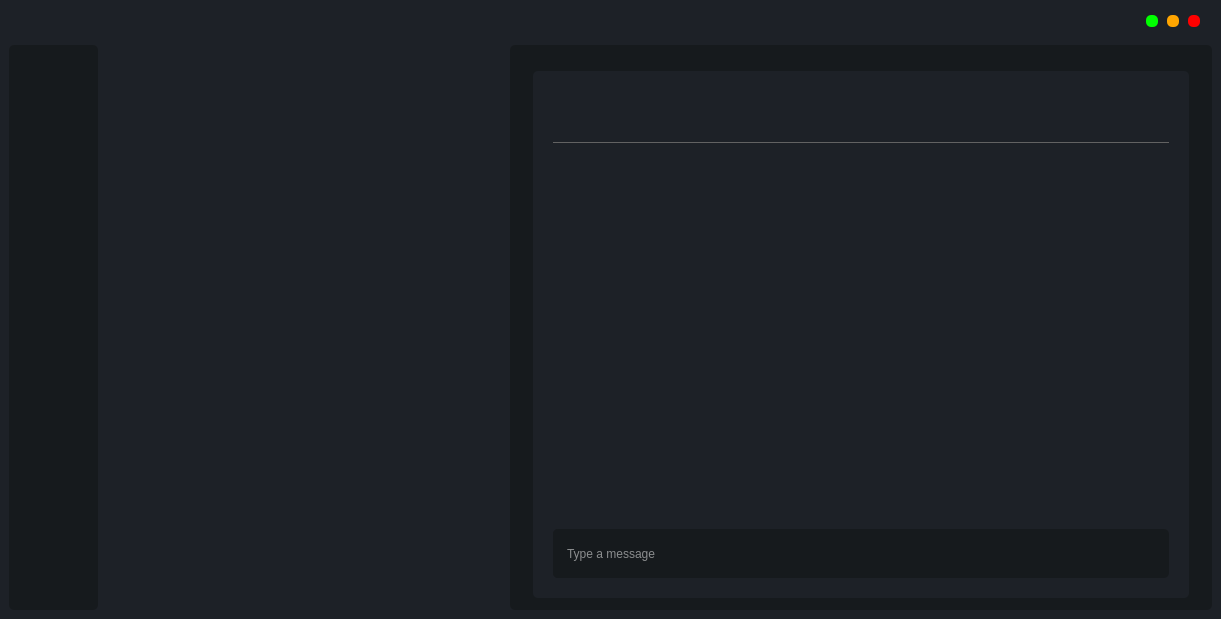
This is mainwindow.ui in MarkoSami/ChatVibes as Qt 5 draws it before an edit. The edited form follows.
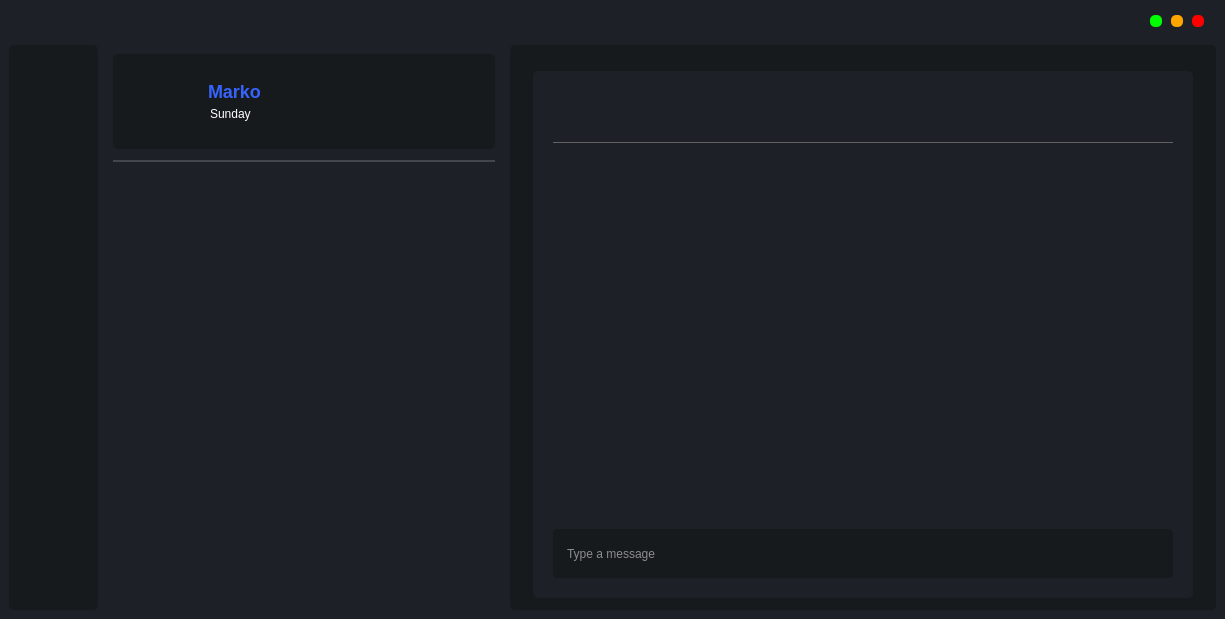
This is the edited form. The open tabs and pages were chosen to show the change. Icons and pictures are not drawn.

The edit to the form file:
```diff
--- a/mainwindow.ui
+++ b/mainwindow.ui
@@ -6,7 +6,7 @@
    <rect>
     <x>0</x>
     <y>0</y>
-    <width>1221</width>
+    <width>1225</width>
     <height>619</height>
    </rect>
   </property>
@@ -490,8 +490,8 @@
                  <rect>
                   <x>0</x>
                   <y>0</y>
-                  <width>89</width>
-                  <height>110</height>
+                  <width>614</width>
+                  <height>430</height>
                  </rect>
                 </property>
                 <layout class="QVBoxLayout" name="verticalLayout_6">
@@ -965,7 +965,173 @@
         </item>
        </layout>
       </widget>
-      <widget class="QWidget" name="page_7"/>
+      <widget class="QWidget" name="page_7">
+       <layout class="QVBoxLayout" name="verticalLayout_14">
+        <item>
+         <widget class="QGroupBox" name="horizontalGroupBox">
+          <property name="sizePolicy">
+           <sizepolicy hsizetype="Preferred" vsizetype="Fixed">
+            <horstretch>0</horstretch>
+            <verstretch>0</verstretch>
+           </sizepolicy>
+          </property>
+          <property name="minimumSize">
+           <size>
+            <width>0</width>
+            <height>50</height>
+           </size>
+          </property>
+          <property name="maximumSize">
+           <size>
+            <width>16777215</width>
+            <height>95</height>
+           </size>
+          </property>
+          <property name="styleSheet">
+           <string notr="true">background-color:#161a1d;
+border-radius:5px;
+padding:3px;</string>
+          </property>
+          <layout class="QHBoxLayout" name="horizontalLayout_6">
+           <property name="leftMargin">
+            <number>20</number>
+           </property>
+           <property name="topMargin">
+            <number>10</number>
+           </property>
+           <property name="rightMargin">
+            <number>20</number>
+           </property>
+           <property name="bottomMargin">
+            <number>10</number>
+           </property>
+           <item>
+            <widget class="QLabel" name="label_3">
+             <property name="sizePolicy">
+              <sizepolicy hsizetype="Fixed" vsizetype="Preferred">
+               <horstretch>0</horstretch>
+               <verstretch>0</verstretch>
+              </sizepolicy>
+             </property>
+             <property name="minimumSize">
+              <size>
+               <width>55</width>
+               <height>0</height>
+              </size>
+             </property>
+             <property name="styleSheet">
+              <string notr="true">image: url(:/imgs/user (1).png);</string>
+             </property>
+             <property name="text">
+              <string/>
+             </property>
+            </widget>
+           </item>
+           <item>
+            <widget class="QGroupBox" name="verticalGroupBox">
+             <layout class="QVBoxLayout" name="verticalLayout_15">
+              <property name="spacing">
+               <number>1</number>
+              </property>
+              <property name="leftMargin">
+               <number>0</number>
+              </property>
+              <property name="rightMargin">
+               <number>0</number>
+              </property>
+              <item>
+               <widget class="QLabel" name="label_5">
+                <property name="styleSheet">
+                 <string notr="true">color:#3663fd;
+font-size:18px;
+font-weight:bold;
+</string>
+                </property>
+                <property name="text">
+                 <string>Marko</string>
+                </property>
+               </widget>
+              </item>
+              <item>
+               <widget class="QLabel" name="label_6">
+                <property name="styleSheet">
+                 <string notr="true">font-size:12px;
+margin-left:4px;
+color:white;</string>
+                </property>
+                <property name="text">
+                 <string>Sunday</string>
+                </property>
+               </widget>
+              </item>
+             </layout>
+            </widget>
+           </item>
+          </layout>
+         </widget>
+        </item>
+        <item>
+         <spacer name="verticalSpacer_7">
+          <property name="orientation">
+           <enum>Qt::Vertical</enum>
+          </property>
+          <property name="sizeType">
+           <enum>QSizePolicy::Fixed</enum>
+          </property>
+          <property name="sizeHint" stdset="0">
+           <size>
+            <width>20</width>
+            <height>5</height>
+           </size>
+          </property>
+         </spacer>
+        </item>
+        <item>
+         <widget class="QGroupBox" name="verticalGroupBox">
+          <property name="sizePolicy">
+           <sizepolicy hsizetype="Preferred" vsizetype="Fixed">
+            <horstretch>0</horstretch>
+            <verstretch>0</verstretch>
+           </sizepolicy>
+          </property>
+          <property name="minimumSize">
+           <size>
+            <width>0</width>
+            <height>0</height>
+           </size>
+          </property>
+          <property name="maximumSize">
+           <size>
+            <width>16777215</width>
+            <height>2</height>
+           </size>
+          </property>
+          <property name="styleSheet">
+           <string notr="true">background:#41474d;
+</string>
+          </property>
+          <layout class="QVBoxLayout" name="verticalLayout_16">
+           <property name="topMargin">
+            <number>1</number>
+           </property>
+          </layout>
+         </widget>
+        </item>
+        <item>
+         <spacer name="verticalSpacer">
+          <property name="orientation">
+           <enum>Qt::Vertical</enum>
+          </property>
+          <property name="sizeHint" stdset="0">
+           <size>
+            <width>20</width>
+            <height>40</height>
+           </size>
+          </property>
+         </spacer>
+        </item>
+       </layout>
+      </widget>
      </widget>
     </item>
    </layout>
```
Left out of the diff: 11 changed lines with no effect on the pictures.
